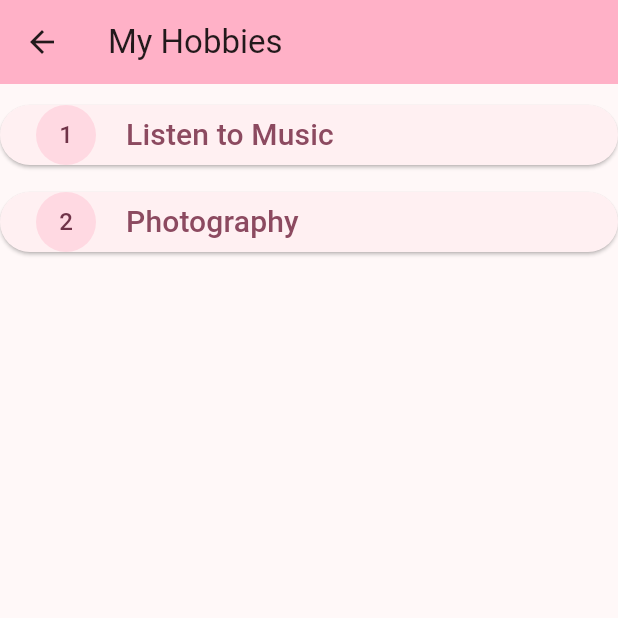
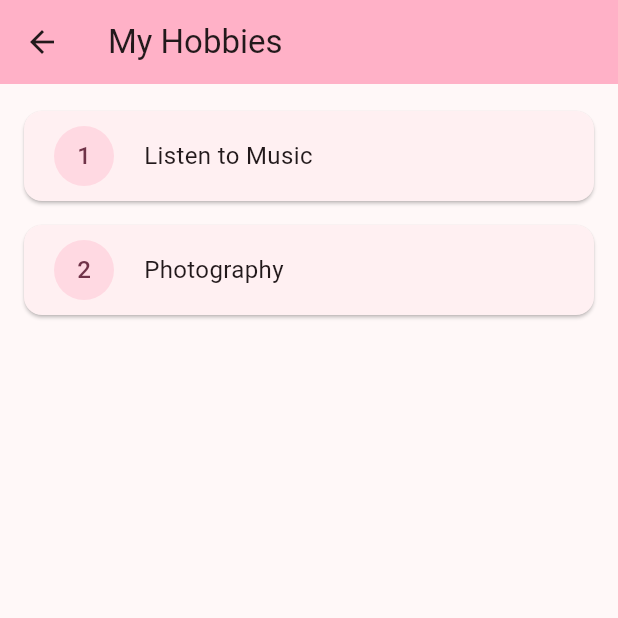
Before and after one commit to jupiterxyz/MobileApp_jupiter, a Flutter app: the HobbiesScreen screen opened directly, on a phone screen of 412 x 824 dp, the top half of it. Run offline on Flutter 3.47's test engine with Material 3 defaults, Android fonts, the phone set to English and light mode, and no system bars.

Commit message:
Correctrd issues found in the hobbies page

```diff
--- a/jupiter_profile_app/code/lib/main.dart
+++ b/jupiter_profile_app/code/lib/main.dart
@@ -177,27 +177,33 @@ class HobbiesScreen extends StatelessWidget {
         children: [
           const SizedBox(height: 10),
 
-          ElevatedButton(
-            onPressed: () {},
+          Card(
+            margin: const EdgeInsets.symmetric(horizontal: 16, vertical: 8),
+            child: SizedBox(
+              height: 60,
               child: const Row(
                 children: [
-                CircleAvatar(child: Text('1')),
                   SizedBox(width: 20),
-                Text('Listen to Music', style: TextStyle(fontSize: 20)),
+                  CircleAvatar(radius: 20, child: Text('1')),
+                  SizedBox(width: 20),
+                  Text('Listen to Music', style: TextStyle(fontSize: 16)),
                 ],
               ),
             ),
+          ),
 
-          const SizedBox(height: 10),
-
-          ElevatedButton(
-            onPressed: () {},
+          Card(
+            margin: const EdgeInsets.symmetric(horizontal: 16, vertical: 8),
+            child: SizedBox(
+              height: 60,
               child: const Row(
                 children: [
-                CircleAvatar(child: Text('2')),
                   SizedBox(width: 20),
-                Text('Photography', style: TextStyle(fontSize: 20)),
+                  CircleAvatar(radius: 20, child: Text('2')),
+                  SizedBox(width: 20),
+                  Text('Photography', style: TextStyle(fontSize: 16)),
                 ],
+              ),
             ),
           ),
         ],
```
Lines whose indentation alone changed are shown as unchanged.
